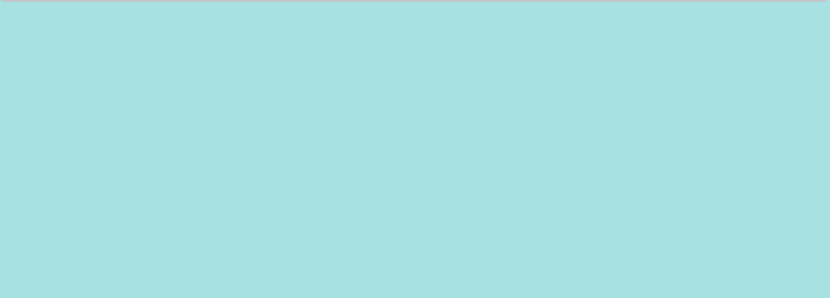
Before: the Qt Designer form VideoPlayer/creator/CreateCenter.ui in huizhang556/pc-video-player, drawn with Qt 5.
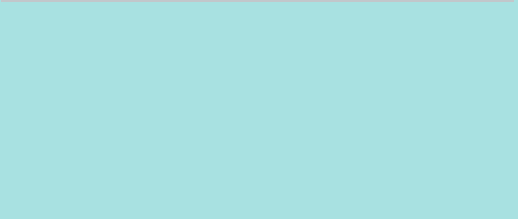
After: the same form once the commit is applied. The open tabs and pages were chosen to show the change. Custom widgets are drawn as their Qt base class.

Patch:
```diff
--- a/VideoPlayer/creator/CreateCenter.ui
+++ b/VideoPlayer/creator/CreateCenter.ui
@@ -6,8 +6,8 @@
    <rect>
     <x>0</x>
     <y>0</y>
-    <width>830</width>
-    <height>298</height>
+    <width>518</width>
+    <height>219</height>
    </rect>
   </property>
   <property name="windowTitle">
```
Left out of the diff: 2 changed lines with no effect on the pictures.
